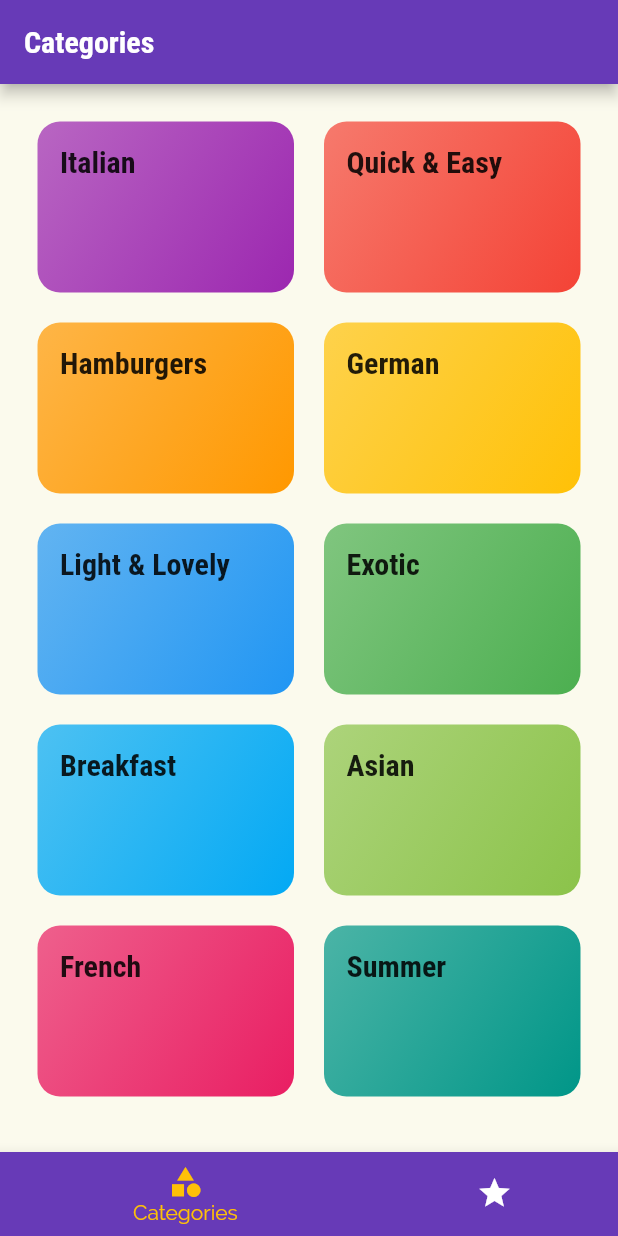
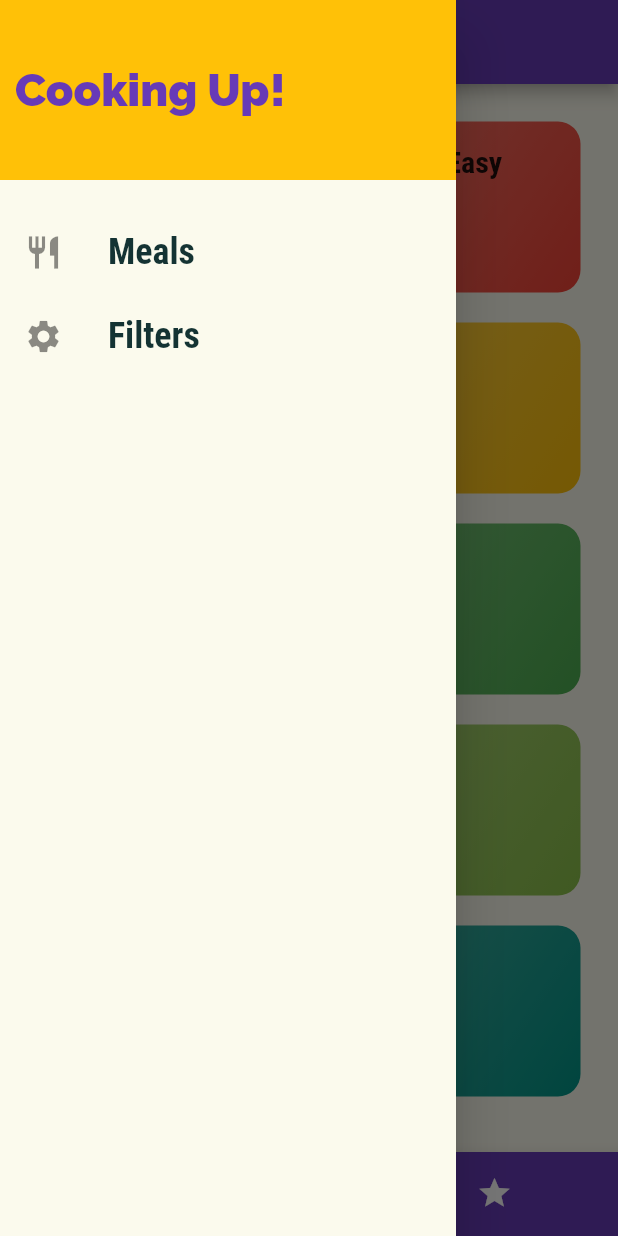
Before and after one commit to yashaswashukla/Flutter-Apps, a Flutter app: the screen it shows after launch, with the side drawer open (before the commit the screen has no drawer), on a phone screen of 412 x 824 dp. Run offline on Flutter 3.47's test engine with Material 2 defaults, Android fonts, the phone set to English and light mode, and no system bars.

Commit message:
Added main drawer

```diff
--- a/meals/lib/Screens/tabs_screen.dart
+++ b/meals/lib/Screens/tabs_screen.dart
@@ -1,6 +1,8 @@
 import 'package:flutter/material.dart';
+
 import './categories_screen.dart';
 import './favorites_screen.dart';
+import '../Widgets/main_drawer.dart';
 
 class TabsScreen extends StatefulWidget {
   @override
@@ -64,6 +66,7 @@ class _TabsScreenState extends State<TabsScreen> {
       appBar: AppBar(
         title: Text(_pages[_selectedPageIndex]['title']),
       ),
+      drawer: MainDrawer(),
       body: _pages[_selectedPageIndex]['page'],
       bottomNavigationBar: BottomNavigationBar(
         onTap: _selectPage,
--- /dev/null
+++ b/meals/lib/Widgets/main_drawer.dart
@@ -0,0 +1,57 @@
+import 'package:flutter/material.dart';
+
+Widget _buildListTile(String title, IconData icon) {
+  return ListTile(
+    leading: Icon(
+      icon,
+      size: 26,
+    ),
+    title: Text(
+      title,
+      style: TextStyle(
+        fontFamily: 'RobotoCondensed',
+        fontSize: 24,
+        fontWeight: FontWeight.w700,
+      ),
+    ),
+    onTap: () {},
+  );
+}
+
+class MainDrawer extends StatelessWidget {
+  @override
+  Widget build(BuildContext context) {
+    return Drawer(
+      child: Column(
+        children: [
+          Container(
+            height: 120,
+            width: double.infinity,
+            padding: EdgeInsets.all(10),
+            alignment: Alignment.centerLeft,
+            color: Theme.of(context).accentColor,
+            child: Text(
+              'Cooking Up!',
+              style: TextStyle(
+                fontWeight: FontWeight.w900,
+                fontSize: 30,
+                color: Theme.of(context).primaryColor,
+              ),
+            ),
+          ),
+          SizedBox(
+            height: 20,
+          ),
+          _buildListTile(
+            'Meals',
+            Icons.restaurant,
+          ),
+          _buildListTile(
+            'Filters',
+            Icons.settings,
+          ),
+        ],
+      ),
+    );
+  }
+}
```
